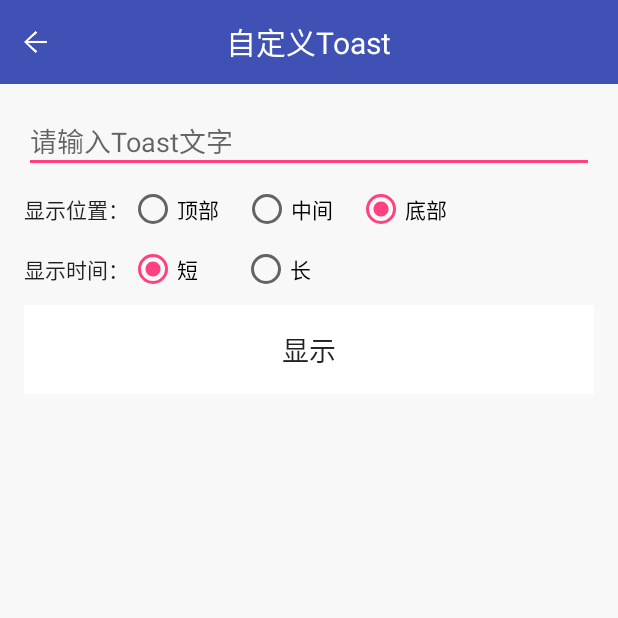
After one commit to arvinljw/AndroidArt, an Android app: the ToastActivity screen opened directly, with no data from a screen before it, on a phone screen of 412 x 824 dp, the top half of it. The commit adds this screen. Run offline under Robolectric (Android 15) with nearby library versions, the phone set to English and light mode, and no system bars; our stand-ins replace ButterKnife; libraries missing offline, so code that uses them is left out: com.orhanobut.logger, com.umeng.analytics; 1 statement that could not run was skipped.

Commit message:
自定义Toast
自定义Toast代码提交

```diff
--- a/app/src/main/AndroidManifest.xml
+++ b/app/src/main/AndroidManifest.xml
@@ -52,6 +52,9 @@
                     android:scheme="http" />
             </intent-filter>
         </activity>
+
+        <!--自定义Toast-->
+        <activity android:name=".toast.ToastActivity" />
     </application>
 
 </manifest>
--- /dev/null
+++ b/app/src/main/java/net/arvin/androidart/Toast/ToastActivity.java
@@ -0,0 +1,105 @@
+package net.arvin.androidart.toast;
+
+import android.content.Context;
+import android.os.Bundle;
+import android.view.Gravity;
+import android.view.LayoutInflater;
+import android.view.View;
+import android.widget.EditText;
+import android.widget.RadioGroup;
+import android.widget.TextView;
+import android.widget.Toast;
+
+import net.arvin.afbaselibrary.uis.activities.BaseSwipeBackActivity;
+import net.arvin.afbaselibrary.utils.ScreenUtil;
+import net.arvin.androidart.R;
+
+import butterknife.BindView;
+import butterknife.OnClick;
+
+/**
+ * created by arvin on 17/2/8 15:45
+ * email：1035407623@qq.com
+ */
+public class ToastActivity extends BaseSwipeBackActivity implements RadioGroup.OnCheckedChangeListener {
+    @BindView(R.id.ed_toast)
+    EditText edToast;
+    @BindView(R.id.rg_gravity)
+    RadioGroup rgGravity;
+    @BindView(R.id.rg_during)
+    RadioGroup rgDuring;
+
+    private int mDuring;
+    private int mGravity;
+    private int mY;
+
+    @Override
+    protected String getTitleText() {
+        return "自定义Toast";
+    }
+
+    @Override
+    public int getContentViewId() {
+        return R.layout.activity_toast;
+    }
+
+    @Override
+    protected void initViews(Bundle savedInstanceState) {
+        mDuring = Toast.LENGTH_SHORT;
+        mGravity = Gravity.BOTTOM | Gravity.CENTER_HORIZONTAL;
+        mY = ScreenUtil.dp2px(64);
+
+        rgGravity.setOnCheckedChangeListener(this);
+        rgDuring.setOnCheckedChangeListener(this);
+    }
+
+    @Override
+    public void onCheckedChanged(RadioGroup group, int checkedId) {
+        switch (checkedId) {
+            case R.id.rb_top:
+                mGravity = Gravity.TOP | Gravity.CENTER_HORIZONTAL;
+                mY = ScreenUtil.dp2px(64);
+                break;
+            case R.id.rb_center:
+                mGravity = Gravity.CENTER;
+                mY = ScreenUtil.dp2px(0);
+                break;
+            case R.id.rb_bottom:
+                mGravity = Gravity.BOTTOM | Gravity.CENTER_HORIZONTAL;
+                mY = ScreenUtil.dp2px(64);
+                break;
+            case R.id.rb_long:
+                mDuring = Toast.LENGTH_LONG;
+                break;
+            case R.id.rb_short:
+                mDuring = Toast.LENGTH_SHORT;
+                break;
+        }
+    }
+
+    @OnClick(R.id.tv_show)
+    public void TopShowToast() {
+        makeText().show();
+    }
+
+    private Toast makeText() {
+        Toast toast = new Toast(this);
+        toast.setDuration(mDuring);
+        String msg = edToast.getText().toString().trim();
+        if (msg.length() == 0) {
+            msg = edToast.getHint().toString().trim();
+        }
+        toast.setView(getToastView(msg));
+        toast.setGravity(mGravity, 0, mY);
+        return toast;
+    }
+
+    private View getToastView(String message) {
+        LayoutInflater inflate = (LayoutInflater) getSystemService(Context.LAYOUT_INFLATER_SERVICE);
+        View view = inflate.inflate(R.layout.layout_toast, null);
+        TextView tvToast = (TextView) view.findViewById(R.id.tv_toast);
+        tvToast.setText(message);
+        return view;
+    }
+
+}
--- /dev/null
+++ b/app/src/main/res/drawable/bg_big_corner_primary_solid.xml
@@ -0,0 +1,5 @@
+<?xml version="1.0" encoding="utf-8"?>
+<shape xmlns:android="http://schemas.android.com/apk/res/android">
+    <corners android:radius="@dimen/spacing_avatar" />
+    <solid android:color="@color/colorPrimary" />
+</shape>
--- /dev/null
+++ b/app/src/main/res/layout/activity_toast.xml
@@ -0,0 +1,118 @@
+<?xml version="1.0" encoding="utf-8"?>
+<LinearLayout xmlns:android="http://schemas.android.com/apk/res/android"
+    android:layout_width="match_parent"
+    android:layout_height="match_parent"
+    android:orientation="vertical">
+
+    <include layout="@layout/layout_header" />
+
+    <LinearLayout
+        android:layout_width="match_parent"
+        android:layout_height="match_parent"
+        android:orientation="vertical"
+        android:padding="@dimen/spacing_default">
+
+        <EditText
+            android:id="@+id/ed_toast"
+            android:layout_width="match_parent"
+            android:layout_height="wrap_content"
+            android:hint="请输入Toast文字"
+            android:paddingBottom="@dimen/spacing_small"
+            android:paddingTop="@dimen/spacing_small" />
+
+        <LinearLayout
+            android:layout_width="match_parent"
+            android:layout_height="wrap_content"
+            android:layout_marginTop="@dimen/spacing_small"
+            android:gravity="center_vertical">
+
+            <TextView
+                android:layout_width="wrap_content"
+                android:layout_height="wrap_content"
+                android:text="显示位置："
+                android:textColor="@color/black_normal"
+                android:textSize="@dimen/txt_normal_content" />
+
+            <RadioGroup
+                android:id="@+id/rg_gravity"
+                android:layout_width="match_parent"
+                android:layout_height="wrap_content"
+                android:orientation="horizontal">
+
+                <android.support.v7.widget.AppCompatRadioButton
+                    android:id="@+id/rb_top"
+                    android:layout_width="wrap_content"
+                    android:layout_height="wrap_content"
+                    android:text="顶部" />
+
+                <android.support.v7.widget.AppCompatRadioButton
+                    android:id="@+id/rb_center"
+                    android:layout_width="wrap_content"
+                    android:layout_height="wrap_content"
+                    android:layout_marginLeft="@dimen/spacing_default"
+                    android:layout_marginRight="@dimen/spacing_default"
+                    android:text="中间" />
+
+                <android.support.v7.widget.AppCompatRadioButton
+                    android:id="@+id/rb_bottom"
+                    android:layout_width="wrap_content"
+                    android:layout_height="wrap_content"
+                    android:checked="true"
+                    android:text="底部" />
+
+            </RadioGroup>
+        </LinearLayout>
+
+
+        <LinearLayout
+            android:layout_width="match_parent"
+            android:layout_height="wrap_content"
+            android:layout_marginTop="@dimen/spacing_small"
+            android:gravity="center_vertical">
+
+            <TextView
+                android:layout_width="wrap_content"
+                android:layout_height="wrap_content"
+                android:text="显示时间："
+                android:textColor="@color/black_normal"
+                android:textSize="@dimen/txt_normal_content" />
+
+            <RadioGroup
+                android:id="@+id/rg_during"
+                android:layout_width="match_parent"
+                android:layout_height="wrap_content"
+                android:orientation="horizontal">
+
+                <android.support.v7.widget.AppCompatRadioButton
+                    android:id="@+id/rb_short"
+                    android:layout_width="wrap_content"
+                    android:layout_height="wrap_content"
+                    android:checked="true"
+                    android:text="短    " />
+
+                <android.support.v7.widget.AppCompatRadioButton
+                    android:id="@+id/rb_long"
+                    android:layout_width="wrap_content"
+                    android:layout_height="wrap_content"
+                    android:layout_marginLeft="@dimen/spacing_default"
+                    android:minWidth="28sp"
+                    android:text="长    " />
+
+            </RadioGroup>
+        </LinearLayout>
+
+        <TextView
+            android:id="@+id/tv_show"
+            android:layout_width="match_parent"
+            android:layout_height="wrap_content"
+            android:layout_marginTop="@dimen/spacing_small"
+            android:background="@drawable/bg_item"
+            android:gravity="center"
+            android:padding="@dimen/spacing_default"
+            android:text="显示"
+            android:textColor="@color/black_normal"
+            android:textSize="@dimen/txt_sub_title" />
+
+    </LinearLayout>
+
+</LinearLayout>
```
Also changed, not shown: app/src/main/java/net/arvin/androidart/MainActivity.java (+8 -4 lines), app/src/main/res/layout/activity_main.xml (+7 -0 lines), app/src/main/res/layout/layout_toast.xml (added, +19 -0 lines).
